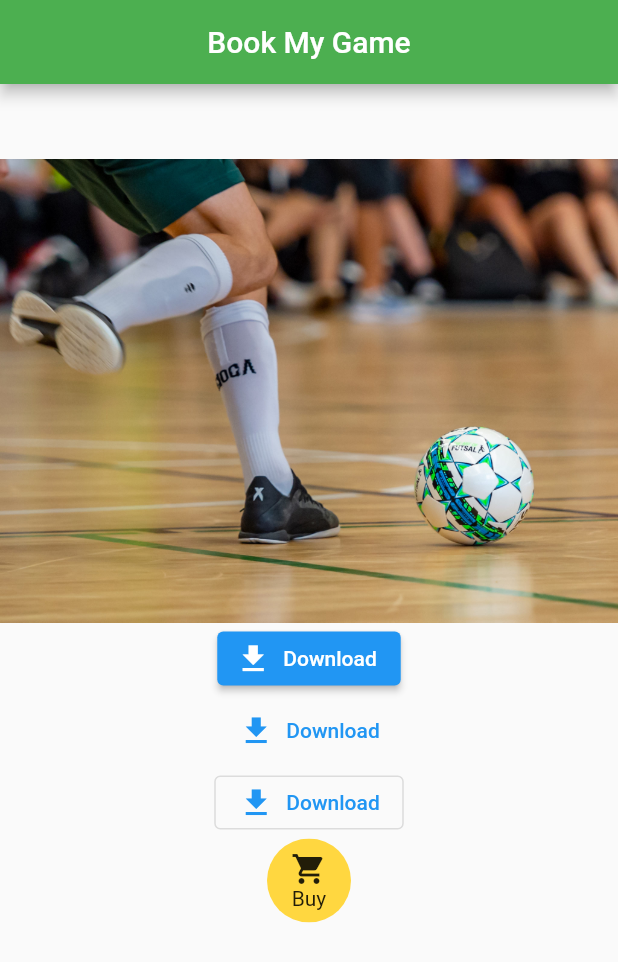
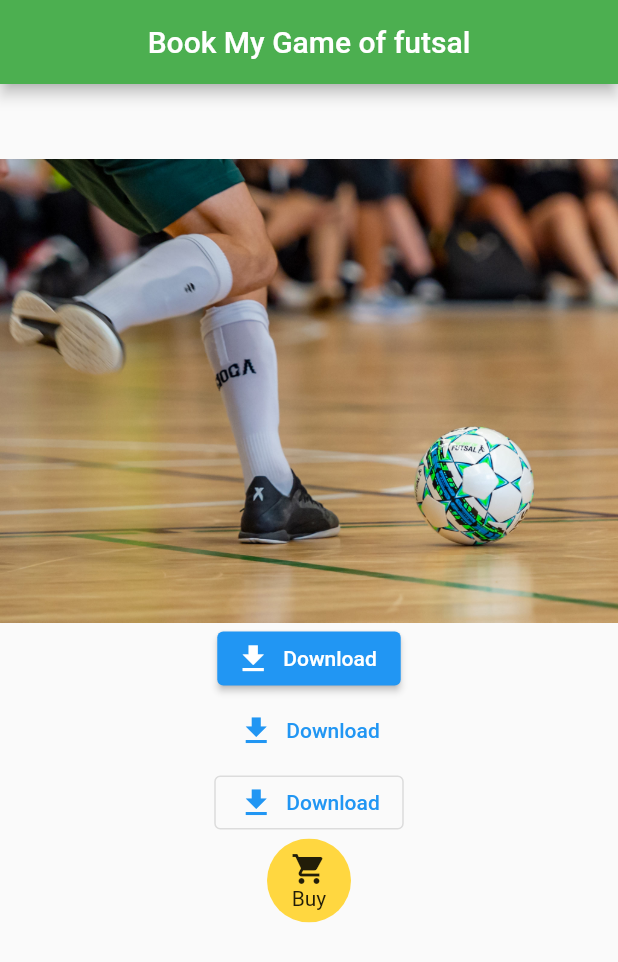
Before and after one commit to rapxang/myapp, a Flutter app: the screen it shows after launch, on a phone screen of 412 x 824 dp. Shown: the top 962 px of the screen. Run offline on Flutter 3.47's test engine with Material 2 defaults, Android fonts, the phone set to English and light mode, and no system bars.

Commit message:
Modification in code

```diff
--- a/lib/main.dart
+++ b/lib/main.dart
@@ -13,7 +13,7 @@ class Home extends StatelessWidget {
   Widget build(BuildContext context) {
     return Scaffold(
       appBar: AppBar(
-        title: Text("Book My Game"),
+        title: Text("Book My Game of futsal"),
         centerTitle: true,
         backgroundColor: Colors.green,
       ),
```
